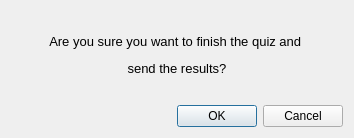
Qt form QuestionnaireGUI/FinishDialog.ui (rareseanu/proiect-pa) before a commit.
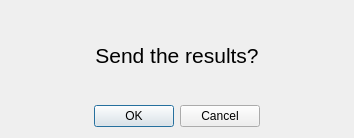
The same form after that commit. Icons and pictures are not drawn.

Patch:
```diff
--- a/QuestionnaireGUI/FinishDialog.ui
+++ b/QuestionnaireGUI/FinishDialog.ui
@@ -20,19 +20,42 @@
   <layout class="QVBoxLayout" name="verticalLayout">
    <item>
     <widget class="QLabel" name="label">
+     <property name="sizePolicy">
+      <sizepolicy hsizetype="Preferred" vsizetype="Preferred">
+       <horstretch>0</horstretch>
+       <verstretch>0</verstretch>
+      </sizepolicy>
+     </property>
+     <property name="font">
+      <font>
+       <pointsize>16</pointsize>
+      </font>
+     </property>
      <property name="text">
-      <string>&lt;html&gt;&lt;head/&gt;&lt;body&gt;&lt;p align=&quot;center&quot;&gt;&lt;span style=&quot; font-size:10pt;&quot;&gt;Are you sure you want to finish the quiz and &lt;/span&gt;&lt;/p&gt;&lt;p align=&quot;center&quot;&gt;&lt;span style=&quot; font-size:10pt;&quot;&gt;send the results?&lt;/span&gt;&lt;/p&gt;&lt;/body&gt;&lt;/html&gt;</string>
+      <string>Send the results?</string>
+     </property>
+     <property name="alignment">
+      <set>Qt::AlignCenter</set>
      </property>
     </widget>
    </item>
-   <item>
+   <item alignment="Qt::AlignHCenter">
     <widget class="QDialogButtonBox" name="buttonBox">
+     <property name="sizePolicy">
+      <sizepolicy hsizetype="Expanding" vsizetype="Fixed">
+       <horstretch>0</horstretch>
+       <verstretch>0</verstretch>
+      </sizepolicy>
+     </property>
      <property name="orientation">
       <enum>Qt::Horizontal</enum>
      </property>
      <property name="standardButtons">
       <set>QDialogButtonBox::Cancel|QDialogButtonBox::Ok</set>
      </property>
+     <property name="centerButtons">
+      <bool>false</bool>
+     </property>
     </widget>
    </item>
   </layout>
```
